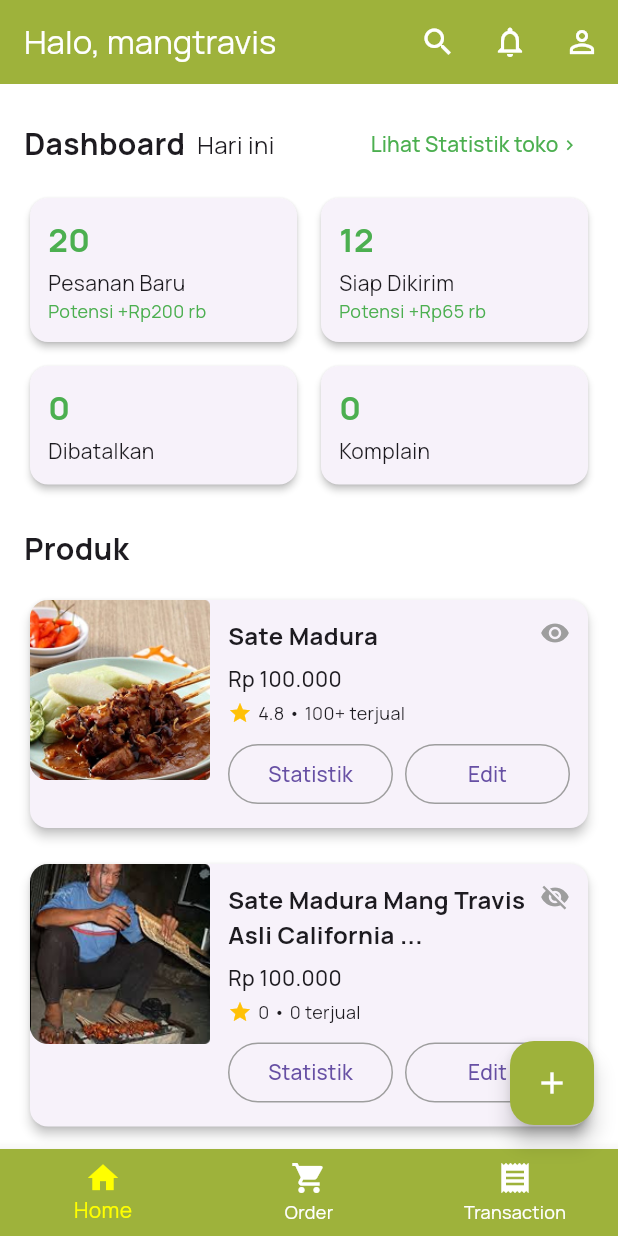
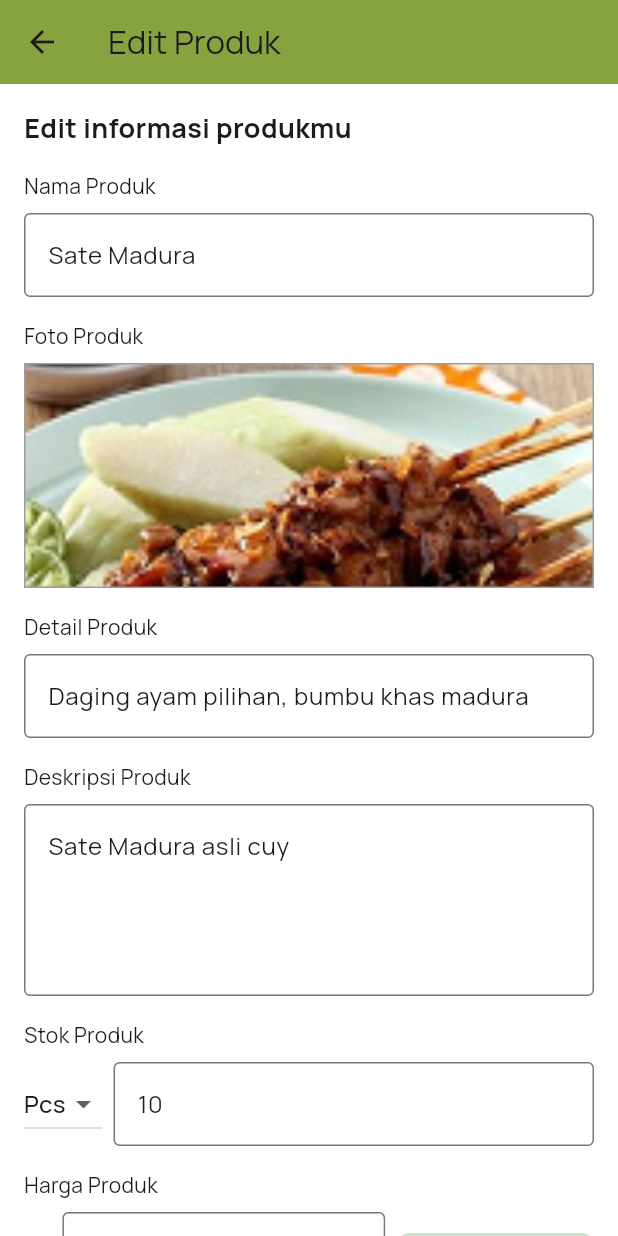
Before and after one commit to carizsm/Nustaka, a Flutter app: the SellerHomepage screen opened directly, after a tap on "Edit", on a phone screen of 412 x 824 dp. Run offline on Flutter 3.47's test engine with Material 3 defaults, Android fonts, the phone set to English and light mode, and no system bars.

Commit message:
Penambahan edit produk

```diff
--- /dev/null
+++ b/lib/screens/seller/seller_edit_produk.dart
@@ -0,0 +1,235 @@
+import 'package:flutter/material.dart';
+
+class EditProdukPage extends StatefulWidget {
+  final String namaProduk;
+  final String deskripsi;
+  final String detail;
+  final String harga;
+  final int stok;
+  final String satuan;
+  final bool visible;
+  final String gambar;
+
+  const EditProdukPage({
+    super.key,
+    required this.namaProduk,
+    required this.deskripsi,
+    required this.detail,
+    required this.harga,
+    required this.stok,
+    required this.satuan,
+    required this.visible,
+    required this.gambar,
+  });
+
+  @override
+  State<EditProdukPage> createState() => _EditProdukPageState();
+}
+
+class _EditProdukPageState extends State<EditProdukPage> {
+  late TextEditingController _namaController;
+  late TextEditingController _detailController;
+  late TextEditingController _deskripsiController;
+  late TextEditingController _hargaController;
+  late TextEditingController _stokController;
+  late bool _visibility;
+  late String _selectedSatuan;
+  final Color primaryGreen = const Color(0xFF86A340);
+  final Color secondaryYellow = const Color(0xFFECF284);
+
+  @override
+  void initState() {
+    super.initState();
+    _namaController = TextEditingController(text: widget.namaProduk);
+    _detailController = TextEditingController(text: widget.detail);
+    _deskripsiController = TextEditingController(text: widget.deskripsi);
+    _hargaController = TextEditingController(text: widget.harga);
+    _stokController = TextEditingController(text: widget.stok.toString());
+    _visibility = widget.visible;
+    _selectedSatuan = widget.satuan;
+  }
+
+  @override
+  Widget build(BuildContext context) {
+    bool isHargaEmpty = _hargaController.text.isEmpty;
+
+    return Scaffold(
+      backgroundColor: Colors.white,
+      appBar: AppBar(
+        title: const Text('Edit Produk'),
+        backgroundColor: primaryGreen,
+        leading: IconButton(
+          icon: const Icon(Icons.arrow_back),
+          onPressed: () => Navigator.pop(context),
+        ),
+      ),
+      body: SingleChildScrollView(
+        padding: const EdgeInsets.all(16),
+        child: Column(
+          crossAxisAlignment: CrossAxisAlignment.start,
+          children: [
+            const Text('Edit informasi produkmu', style: TextStyle(fontSize: 18, fontWeight: FontWeight.bold)),
+            const SizedBox(height: 16),
+
+            Text('Nama Produk'),
+            const SizedBox(height: 8),
+            TextField(
+              controller: _namaController,
+              decoration: const InputDecoration(
+                border: OutlineInputBorder(),
+              ),
+            ),
+            const SizedBox(height: 16),
+
+            Text('Foto Produk'),
+            const SizedBox(height: 8),
+            Container(
+              height: 150,
+              decoration: BoxDecoration(
+                border: Border.all(color: Colors.grey),
+                image: DecorationImage(
+                  image: AssetImage(widget.gambar),
+                  fit: BoxFit.cover,
+                ),
+              ),
+            ),
+            const SizedBox(height: 16),
+
+            Text('Detail Produk'),
+            const SizedBox(height: 8),
+            TextField(
+              controller: _detailController,
+              decoration: const InputDecoration(
+                border: OutlineInputBorder(),
+              ),
+            ),
+            const SizedBox(height: 16),
+
+            Text('Deskripsi Produk'),
+            const SizedBox(height: 8),
+            TextField(
+              controller: _deskripsiController,
+              maxLines: 4,
+              decoration: const InputDecoration(
+                border: OutlineInputBorder(),
+              ),
+            ),
+            const SizedBox(height: 16),
+
+            Text('Stok Produk'),
+            const SizedBox(height: 8),
+            Row(
+              children: [
+                DropdownButton<String>(
+                  value: _selectedSatuan,
+                  items: ['Pcs', 'Kg', 'Ltr'].map((value) {
+                    return DropdownMenuItem(value: value, child: Text(value));
+                  }).toList(),
+                  onChanged: (value) {
+                    setState(() {
+                      _selectedSatuan = value!;
+                    });
+                  },
+                ),
+                const SizedBox(width: 8),
+                Expanded(
+                  child: TextField(
+                    controller: _stokController,
+                    keyboardType: TextInputType.number,
+                    decoration: const InputDecoration(
+                      border: OutlineInputBorder(),
+                    ),
+                  ),
+                ),
+              ],
+            ),
+            const SizedBox(height: 16),
+
+            Text('Harga Produk'),
+            const SizedBox(height: 8),
+            Row(
+              children: [
+                const Text('Rp'),
+                const SizedBox(width: 8),
+                Expanded(
+                  child: TextField(
+                    controller: _hargaController,
+                    keyboardType: TextInputType.number,
+                    decoration: const InputDecoration(
+                      border: OutlineInputBorder(),
+                    ),
+                    onChanged: (_) => setState(() {}),
+                  ),
+                ),
+                const SizedBox(width: 8),
+                Container(
+                  padding: const EdgeInsets.symmetric(horizontal: 8, vertical: 4),
+                  decoration: BoxDecoration(
+                    color: isHargaEmpty ? Colors.red[100] : Colors.green[100],
+                    borderRadius: BorderRadius.circular(8),
+                  ),
+                  child: Text(
+                    isHargaEmpty ? 'Belum Kompetitif' : 'Sudah Kompetitif',
+                    style: TextStyle(
+                      color: isHargaEmpty ? Colors.red[800] : Colors.green[800],
+                    ),
+                  ),
+                ),
+              ],
+            ),
+            const SizedBox(height: 16),
+
+            Container(
+              padding: const EdgeInsets.all(12),
+              decoration: BoxDecoration(
+                border: Border.all(color: Colors.grey),
+                borderRadius: BorderRadius.circular(8),
+              ),
+              child: Row(
+                mainAxisAlignment: MainAxisAlignment.spaceBetween,
+                children: [
+                  const Column(
+                    crossAxisAlignment: CrossAxisAlignment.start,
+                    children: [
+                      Text('Visibilitas Produk', style: TextStyle(fontWeight: FontWeight.bold)),
+                      SizedBox(height: 4),
+                      Text('Produk bisa dicari pembeli jika aktif.', style: TextStyle(fontSize: 12)),
+                    ],
+                  ),
+                  Switch(
+                    value: _visibility,
+                    onChanged: (value) {
+                      setState(() {
+                        _visibility = value;
+                      });
+                    },
+                    activeColor: primaryGreen,
+                  ),
+                ],
+              ),
+            ),
+
+            const SizedBox(height: 24),
+            Align(
+              alignment: Alignment.centerRight,
+              child: ElevatedButton(
+                onPressed: () {
+                  // Logika simpan perubahan produk
+                  ScaffoldMessenger.of(context).showSnackBar(
+                    const SnackBar(content: Text('Produk berhasil diperbarui')),
+                  );
+                  Navigator.pop(context);
+                },
+                style: ElevatedButton.styleFrom(
+                  backgroundColor: primaryGreen,
+                  foregroundColor: secondaryYellow,
+                ),
+                child: const Text('Simpan Perubahan'),
+              ),
+            ),
+          ],
+        ),
+      ),
+    );
+  }
+}
--- a/lib/screens/seller/seller_homepage.dart
+++ b/lib/screens/seller/seller_homepage.dart
@@ -6,6 +6,7 @@ import 'seller_statistik_toko.dart';
 import 'seller_statistik_produk.dart';
 import 'seller_profil.dart';
 import 'seller_user_data.dart';
+import 'seller_edit_produk.dart';
 
 class SellerHomepage extends StatefulWidget {
   const SellerHomepage({super.key});
@@ -329,7 +330,23 @@ class SellerHomeContent extends StatelessWidget {
                       const SizedBox(width: 8),
                       Expanded(
                         child: OutlinedButton(
-                          onPressed: () {},
+                          onPressed: () {
+                            Navigator.push(
+                              context,
+                              MaterialPageRoute(
+                                builder: (context) => EditProdukPage(
+                                  namaProduk: name,
+                                  deskripsi: visible ? "Sate Madura asli cuy" : "Mang Travis Jualan Sate cuy!",
+                                  detail: visible ? "Daging ayam pilihan, bumbu khas madura" : "Belum ada detail",
+                                  harga: price.replaceAll(RegExp(r'[^0-9]'), ''),
+                                  stok: visible ? 10 : 0,
+                                  satuan: "Pcs",
+                                  visible: visible,
+                                  gambar: image,
+                                ),
+                              ),
+                            );
+                          },
                           style: OutlinedButton.styleFrom(
                             side: const BorderSide(color: Colors.grey),
                           ),
```
